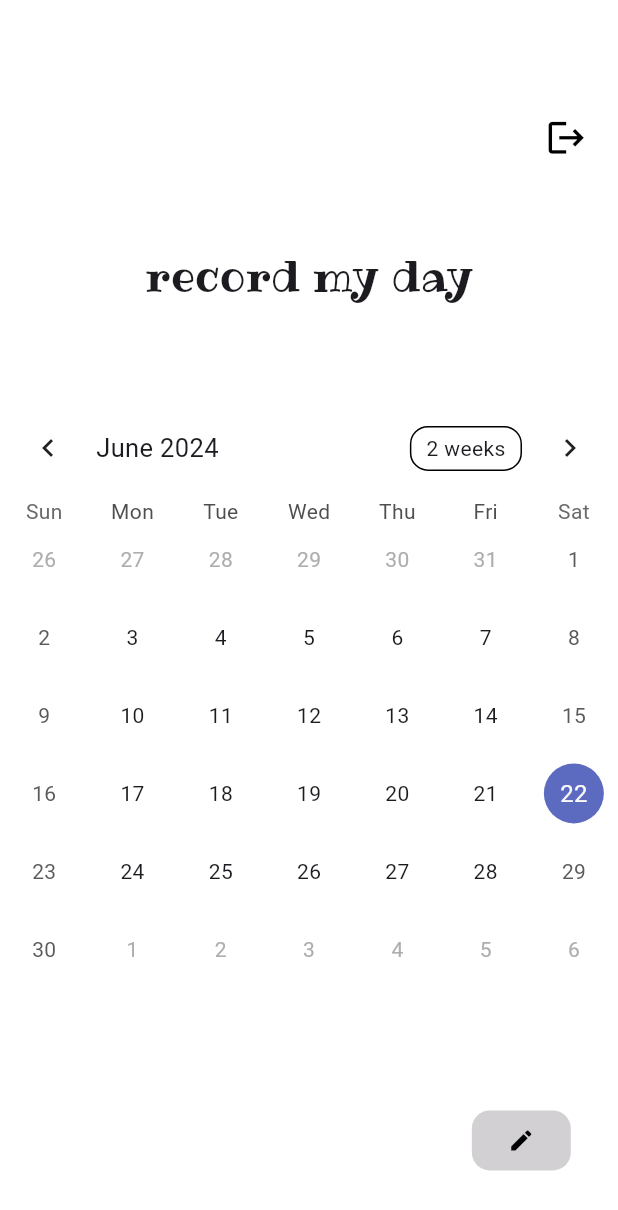
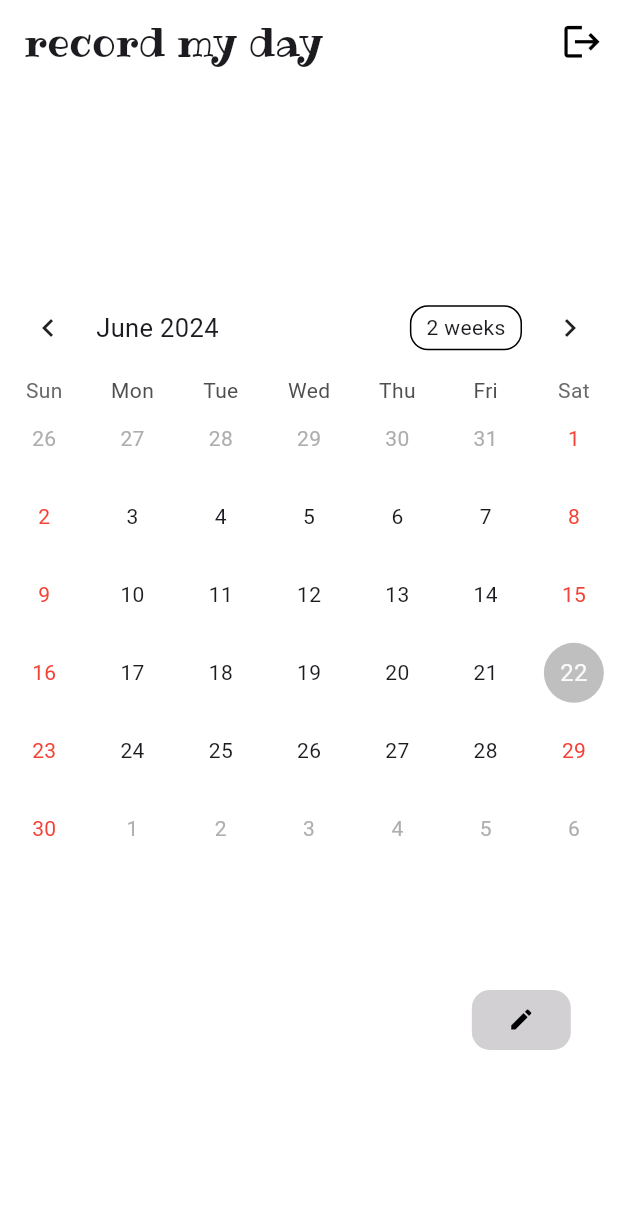
Before and after one commit to minchanpark/record_my_today, a Flutter app: the RecordMyDay screen opened by its route, on a phone screen of 412 x 824 dp. Shown: the top 1210 px of the screen. Run offline on Flutter 3.47's test engine with Material 3 defaults, Android fonts, the phone set to English and light mode, and no system bars; drawn by our look-alikes of table_calendar; our stand-ins replace cloud_firestore, firebase_auth, firebase_core, google_sign_in; missing offline and left inert: flutter_inappwebview, youtube_data_api; accounts and stored records are empty.

Commit message:
home_page ui 수정, 일기 기록 페이지 ui 수정

```diff
--- a/lib/main.dart
+++ b/lib/main.dart
@@ -1,11 +1,9 @@
 import 'package:firebase_core/firebase_core.dart';
 import 'package:flutter/material.dart';
-import 'package:flutter_dotenv/flutter_dotenv.dart';
 import 'start_app.dart';
 
 void main() async {
   WidgetsFlutterBinding.ensureInitialized();
   await Firebase.initializeApp();
-  await dotenv.load(fileName: ".env");
   runApp(const StartApp());
 }
--- a/lib/record_my_day.dart
+++ b/lib/record_my_day.dart
@@ -48,18 +48,8 @@ class _RecordMyDayState extends State<RecordMyDay> {
 
     DateTime select_time = selectedDay;
 
-    return Scaffold(
-      backgroundColor: const Color(0xFFFFFFFF),
-      body: SingleChildScrollView(
-        padding: EdgeInsets.only(top: height * (70 / 852)),
-        scrollDirection: Axis.vertical,
-        child: Column(
-          mainAxisAlignment: MainAxisAlignment.center,
-          children: <Widget>[
-            Row(
-              children: [
-                const Expanded(child: Text('')),
-                IconButton(
+    Widget logOutButton() {
+      return IconButton(
         onPressed: () {
           Navigator.pop(context);
           signOutEmailPassword();
@@ -69,33 +59,67 @@ class _RecordMyDayState extends State<RecordMyDay> {
           Icons.logout,
           color: Colors.black,
           size: width * (27 / 393),
-                    )),
-                SizedBox(width: width * (10 / 393)),
-              ],
         ),
-            SizedBox(height: height * (50 / 852)),
-            Text(
+      );
+    }
+
+    Widget profileButton() {
+      return IconButton(
+        onPressed: () {},
+        icon: Icon(
+          Icons.person_outline,
+          color: Colors.black,
+          size: width * (27 / 393),
+        ),
+      );
+    }
+
+    return Scaffold(
+      backgroundColor: const Color(0xFFFFFFFF),
+      appBar: AppBar(
+        backgroundColor: Colors.white,
+        automaticallyImplyLeading: false,
+        title: Text(
           'record my day',
           style: TextStyle(
             fontFamily: 'Ribeye',
-                fontSize: width * (27 / 393),
+            fontSize: width * (25 / 393),
           ),
         ),
+        //leading: profileButton(),
+        actions: [
+          logOutButton(),
+        ],
+      ),
+      body: SingleChildScrollView(
+        padding: EdgeInsets.only(top: height * (70 / 852)),
+        scrollDirection: Axis.vertical,
+        child: Column(
+          mainAxisAlignment: MainAxisAlignment.center,
+          children: <Widget>[
             SizedBox(height: height * (65 / 852)),
             TableCalendar(
-              //calendarStyle: CalendarStyle(),
               firstDay: DateTime.utc(2021, 10, 16),
               lastDay: DateTime.utc(2030, 3, 14),
               focusedDay: focusedDay,
+              calendarStyle: const CalendarStyle(
+                weekendTextStyle: TextStyle(color: Colors.red),
+                selectedDecoration: BoxDecoration(
+                  color: Color.fromRGBO(0, 0, 0, 0.25),
+                  shape: BoxShape.circle,
+                ),
+                todayDecoration: BoxDecoration(
+                  color: Color.fromRGBO(0, 0, 0, 0.5),
+                  shape: BoxShape.circle,
+                ),
+              ),
               onDaySelected: (DateTime selectedDay, DateTime focusedDay) {
-                // 선택된 날짜의 상태를 갱신합니다.
                 setState(() {
                   this.selectedDay = selectedDay;
                   this.focusedDay = focusedDay;
                 });
               },
               selectedDayPredicate: (DateTime day) {
-                // selectedDay 와 동일한 날짜의 모양을 바꿔줍니다.
                 return isSameDay(selectedDay, day);
               },
             ),
@@ -109,15 +133,14 @@ class _RecordMyDayState extends State<RecordMyDay> {
                     backgroundColor: const Color.fromRGBO(73, 69, 79, 0.25),
                     foregroundColor: Colors.black,
                     shape: RoundedRectangleBorder(
-                        borderRadius: BorderRadius.circular(12)),
+                      borderRadius: BorderRadius.circular(12),
+                    ),
                   ),
                   onPressed: () async {
                     if (currentUser != null) {
                       await checkDataAndNavigate(
                           context, select_time, currentUser!.uid);
-                    } else {
-                      // Handle user not logged in
-                    }
+                    } else {}
                   },
                   child: const Icon(Icons.create),
                 ),
```
Also changed, not shown: lib/login_page.dart (+0 -35 lines), lib/record_diary.dart (+19 -86 lines), lib/register_page.dart (+4 -6 lines), lib/select_music.dart (+2 -8 lines), pubspec.yaml (+1 -57 lines), pubspec.lock. Lines whose indentation alone changed are shown as unchanged.
